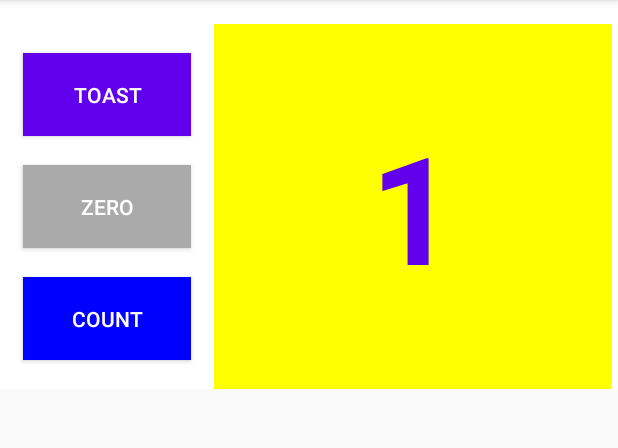
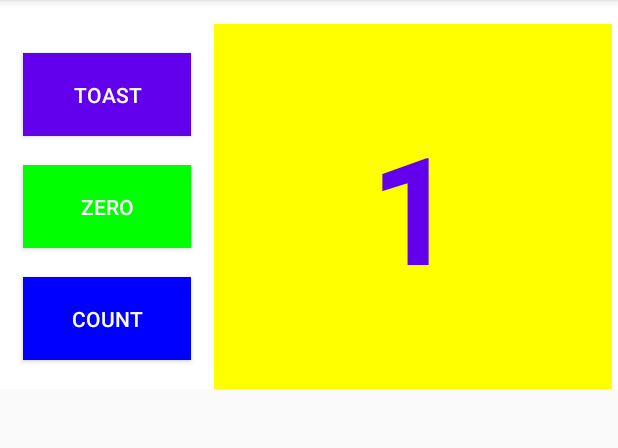
Before and after one commit to harry2909/-App_Dev_Lab2_Homework, an Android app: the screen it shows after launch (MainActivity), after a tap on "COUNT", on a phone screen of 412 x 824 dp, the part 84-532 px from its top. Run offline under Robolectric (Android 15) with nearby library versions, the phone set to English and light mode, and no system bars.

Commit message:
Background colour for zero changes when active.

```diff
--- a/app/src/main/java/com/example/lab2/MainActivity.java
+++ b/app/src/main/java/com/example/lab2/MainActivity.java
@@ -32,14 +32,16 @@ public class MainActivity extends AppCompatActivity {
             mShowCount.setText(Integer.toString(mCount));
         }
         if(mCount % 2 == 0){
-            findViewById(R.id.button_count).setBackgroundColor(Color.RED);
+            view.setBackgroundColor(Color.RED);
         }
         else{
-            findViewById(R.id.button_count).setBackgroundColor(Color.BLUE);
+            view.setBackgroundColor(Color.BLUE);
         }
+        findViewById(R.id.button_zero).setBackgroundColor(Color.GREEN);
     }
 
     public void resetCount(View view) {
+        view.setBackgroundColor(Color.GRAY);
         mCount = 0;
         mShowCount.setText(Integer.toString(mCount));
     }
```
